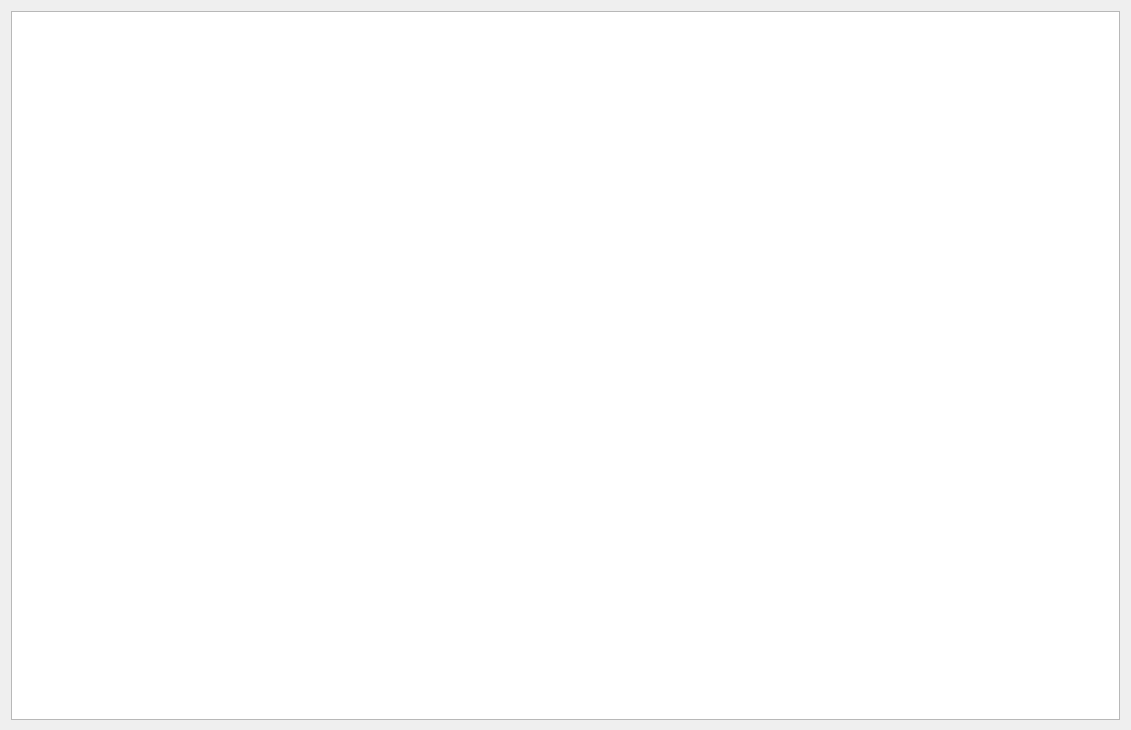
First picture: the form in ProfileDialog.ui, repository KadirEmreAVCI/MasterTennisApp, before the edit.
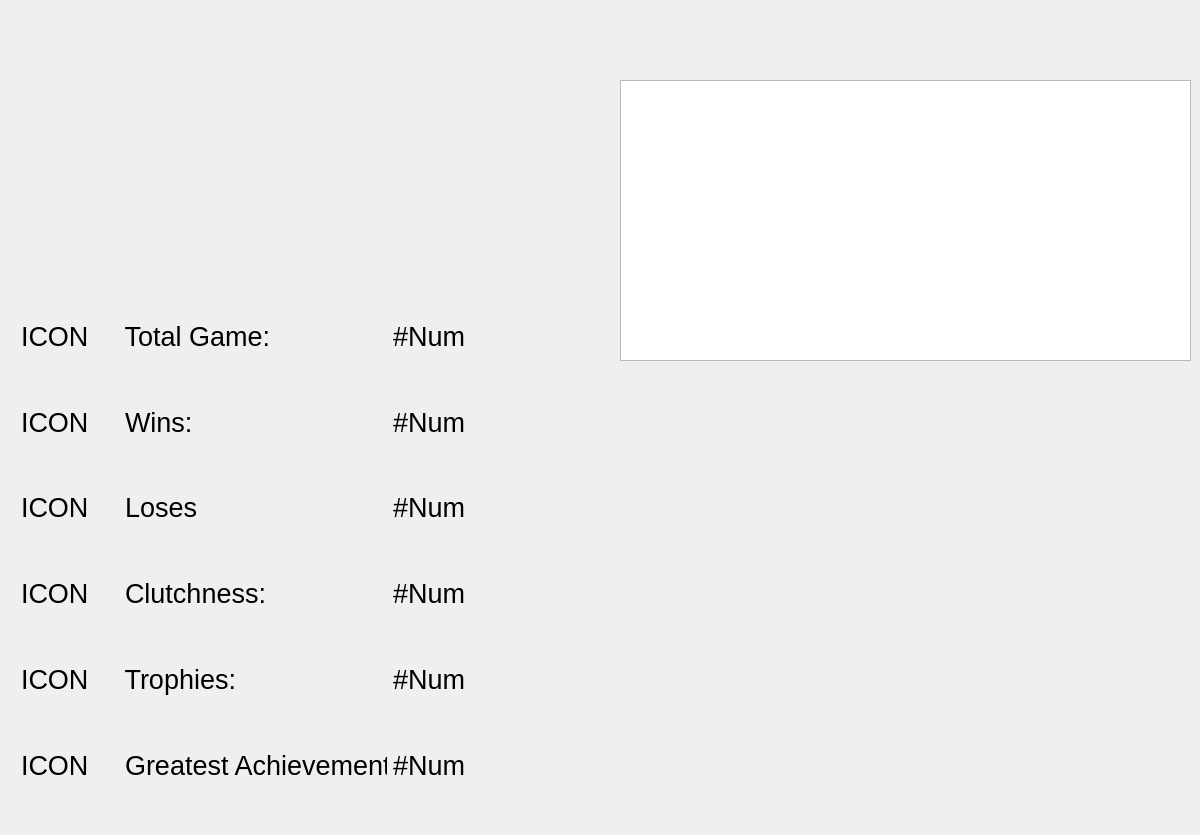
Second picture: the form after the edit.

Commit message: Feature: The stat part with stat icons is added to the profile window.

What changed in the file:
```diff
--- a/ProfileDialog.ui
+++ b/ProfileDialog.ui
@@ -6,25 +6,355 @@
    <rect>
     <x>0</x>
     <y>0</y>
-    <width>1131</width>
-    <height>730</height>
+    <width>1200</width>
+    <height>835</height>
    </rect>
   </property>
   <property name="windowTitle">
    <string>ProfileDialog</string>
   </property>
-  <widget class="QWidget" name="gridLayoutWidget">
+  <widget class="QListWidget" name="listWidget_UpcomingMatches">
    <property name="geometry">
     <rect>
-     <x>0</x>
-     <y>0</y>
-     <width>1131</width>
-     <height>731</height>
+     <x>620</x>
+     <y>80</y>
+     <width>571</width>
+     <height>281</height>
     </rect>
    </property>
-   <layout class="QGridLayout" name="gridLayout_2">
-    <item row="0" column="0">
-     <widget class="QListWidget" name="listWidget_UpcomingMatches"/>
+  </widget>
+  <widget class="QWidget" name="layoutWidget">
+   <property name="geometry">
+    <rect>
+     <x>10</x>
+     <y>285</y>
+     <width>466</width>
+     <height>531</height>
+    </rect>
+   </property>
+   <property name="font">
+    <font>
+     <pointsize>20</pointsize>
+    </font>
+   </property>
+   <layout class="QVBoxLayout" name="verticalLayout">
+    <item>
+     <layout class="QHBoxLayout" name="horizontalLayout_2">
+      <item>
+       <widget class="QLabel" name="label_IconGame">
+        <property name="font">
+         <font>
+          <pointsize>20</pointsize>
+         </font>
+        </property>
+        <property name="text">
+         <string>ICON</string>
+        </property>
+       </widget>
+      </item>
+      <item>
+       <widget class="QLabel" name="label_FeatureGame">
+        <property name="font">
+         <font>
+          <pointsize>20</pointsize>
+         </font>
+        </property>
+        <property name="text">
+         <string>    Total Game: </string>
+        </property>
+       </widget>
+      </item>
+      <item>
+       <spacer name="horizontalSpacer">
+        <property name="orientation">
+         <enum>Qt::Orientation::Horizontal</enum>
+        </property>
+        <property name="sizeHint" stdset="0">
+         <size>
+          <width>40</width>
+          <height>20</height>
+         </size>
+        </property>
+       </spacer>
+      </item>
+      <item>
+       <widget class="QLabel" name="label_StatGame">
+        <property name="font">
+         <font>
+          <pointsize>20</pointsize>
+         </font>
+        </property>
+        <property name="text">
+         <string>#Num</string>
+        </property>
+       </widget>
+      </item>
+     </layout>
+    </item>
+    <item>
+     <layout class="QHBoxLayout" name="horizontalLayout_3">
+      <item>
+       <widget class="QLabel" name="label_IconWin">
+        <property name="font">
+         <font>
+          <pointsize>20</pointsize>
+         </font>
+        </property>
+        <property name="text">
+         <string>ICON</string>
+        </property>
+       </widget>
+      </item>
+      <item>
+       <widget class="QLabel" name="label_FeatureWin">
+        <property name="font">
+         <font>
+          <pointsize>20</pointsize>
+         </font>
+        </property>
+        <property name="text">
+         <string>    Wins: </string>
+        </property>
+       </widget>
+      </item>
+      <item>
+       <spacer name="horizontalSpacer_2">
+        <property name="orientation">
+         <enum>Qt::Orientation::Horizontal</enum>
+        </property>
+        <property name="sizeHint" stdset="0">
+         <size>
+          <width>40</width>
+          <height>20</height>
+         </size>
+        </property>
+       </spacer>
+      </item>
+      <item>
+       <widget class="QLabel" name="label_StatWin">
+        <property name="font">
+         <font>
+          <pointsize>20</pointsize>
+         </font>
+        </property>
+        <property name="text">
+         <string>#Num</string>
+        </property>
+       </widget>
+      </item>
+     </layout>
+    </item>
+    <item>
+     <layout class="QHBoxLayout" name="horizontalLayout_4">
+      <item>
+       <widget class="QLabel" name="label_IconLose">
+        <property name="font">
+         <font>
+          <pointsize>20</pointsize>
+         </font>
+        </property>
+        <property name="text">
+         <string>ICON</string>
+        </property>
+       </widget>
+      </item>
+      <item>
+       <widget class="QLabel" name="label_FeatureLose">
+        <property name="font">
+         <font>
+          <pointsize>20</pointsize>
+         </font>
+        </property>
+        <property name="text">
+         <string>    Loses</string>
+        </property>
+       </widget>
+      </item>
+      <item>
+       <spacer name="horizontalSpacer_3">
+        <property name="orientation">
+         <enum>Qt::Orientation::Horizontal</enum>
+        </property>
+        <property name="sizeHint" stdset="0">
+         <size>
+          <width>40</width>
+          <height>20</height>
+         </size>
+        </property>
+       </spacer>
+      </item>
+      <item>
+       <widget class="QLabel" name="label_StatLose">
+        <property name="font">
+         <font>
+          <pointsize>20</pointsize>
+         </font>
+        </property>
+        <property name="text">
+         <string>#Num</string>
+        </property>
+       </widget>
+      </item>
+     </layout>
+    </item>
+    <item>
+     <layout class="QHBoxLayout" name="horizontalLayout">
+      <item>
+       <widget class="QLabel" name="label_IconClutchness">
+        <property name="font">
+         <font>
+          <pointsize>20</pointsize>
+         </font>
+        </property>
+        <property name="text">
+         <string>ICON</string>
+        </property>
+       </widget>
+      </item>
+      <item>
+       <widget class="QLabel" name="label_FeatureClutchness">
+        <property name="font">
+         <font>
+          <pointsize>20</pointsize>
+         </font>
+        </property>
+        <property name="text">
+         <string>    Clutchness: </string>
+        </property>
+       </widget>
+      </item>
+      <item>
+       <spacer name="horizontalSpacer_4">
+        <property name="orientation">
+         <enum>Qt::Orientation::Horizontal</enum>
+        </property>
+        <property name="sizeHint" stdset="0">
+         <size>
+          <width>40</width>
+          <height>20</height>
+         </size>
+        </property>
+       </spacer>
+      </item>
+      <item>
+       <widget class="QLabel" name="label_GameClutchness">
+        <property name="font">
+         <font>
+          <pointsize>20</pointsize>
+         </font>
+        </property>
+        <property name="text">
+         <string>#Num</string>
+        </property>
+       </widget>
+      </item>
+     </layout>
+    </item>
+    <item>
+     <layout class="QHBoxLayout" name="horizontalLayout_5">
+      <item>
+       <widget class="QLabel" name="label_IconTrophies">
+        <property name="font">
+         <font>
+          <pointsize>20</pointsize>
+         </font>
+        </property>
+        <property name="text">
+         <string>ICON</string>
+        </property>
+       </widget>
+      </item>
+      <item>
+       <widget class="QLabel" name="label_FeatureTrophies">
+        <property name="font">
+         <font>
+          <pointsize>20</pointsize>
+         </font>
+        </property>
+        <property name="text">
+         <string>    Trophies: </string>
+        </property>
+       </widget>
+      </item>
+      <item>
+       <spacer name="horizontalSpacer_5">
+        <property name="orientation">
+         <enum>Qt::Orientation::Horizontal</enum>
+        </property>
+        <property name="sizeHint" stdset="0">
+         <size>
+          <width>40</width>
+          <height>20</height>
+         </size>
+        </property>
+       </spacer>
+      </item>
+      <item>
+       <widget class="QLabel" name="label_StatTrophies">
+        <property name="font">
+         <font>
+          <pointsize>20</pointsize>
+         </font>
+        </property>
+        <property name="text">
+         <string>#Num</string>
+        </property>
+       </widget>
+      </item>
+     </layout>
+    </item>
+    <item>
+     <layout class="QHBoxLayout" name="horizontalLayout_6">
+      <item>
+       <widget class="QLabel" name="label_IconGA">
+        <property name="font">
+         <font>
+          <pointsize>20</pointsize>
+         </font>
+        </property>
+        <property name="text">
+         <string>ICON</string>
+        </property>
+       </widget>
+      </item>
+      <item>
+       <widget class="QLabel" name="label_FeatureGA">
+        <property name="font">
+         <font>
+          <pointsize>20</pointsize>
+         </font>
+        </property>
+        <property name="text">
+         <string>    Greatest Achievement: </string>
+        </property>
+       </widget>
+      </item>
+      <item>
+       <spacer name="horizontalSpacer_6">
+        <property name="orientation">
+         <enum>Qt::Orientation::Horizontal</enum>
+        </property>
+        <property name="sizeHint" stdset="0">
+         <size>
+          <width>40</width>
+          <height>20</height>
+         </size>
+        </property>
+       </spacer>
+      </item>
+      <item>
+       <widget class="QLabel" name="label_StatGA">
+        <property name="font">
+         <font>
+          <pointsize>20</pointsize>
+         </font>
+        </property>
+        <property name="text">
+         <string>#Num</string>
+        </property>
+       </widget>
+      </item>
+     </layout>
     </item>
    </layout>
   </widget>
```
Left out of the diff: 4 changed lines with no effect on the pictures. The commit also changes 23 other files.
